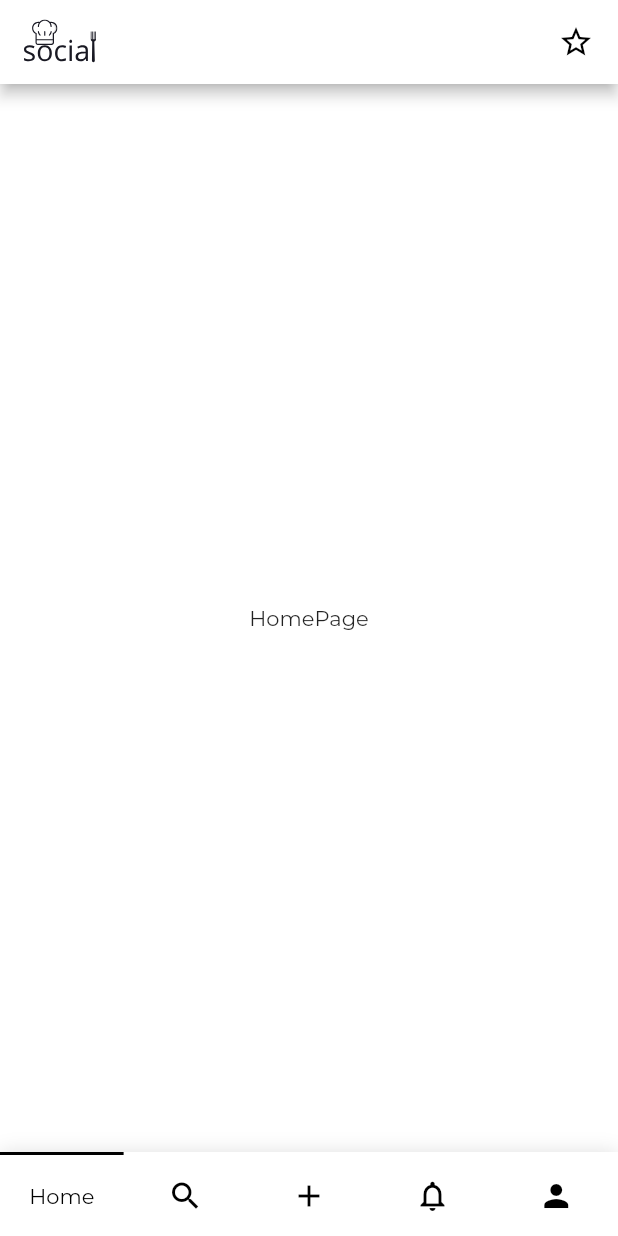
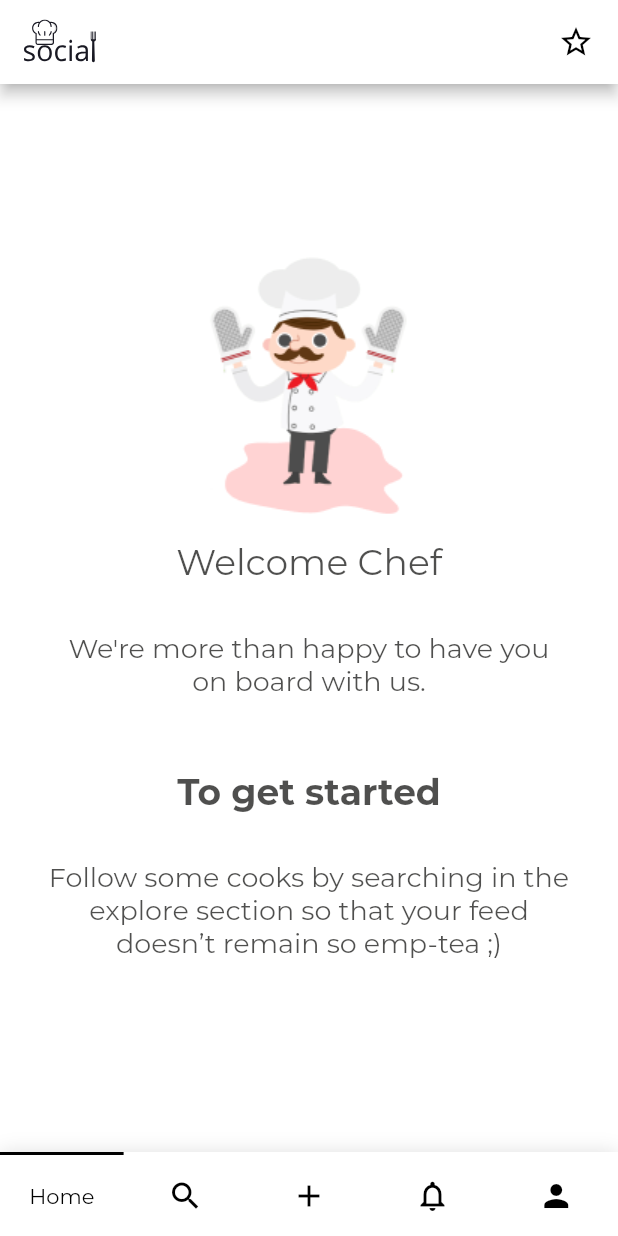
Before and after one commit to rithikjain/CooksSocial-App, a Flutter app: the screen it shows after launch, on a phone screen of 412 x 824 dp. Run offline on Flutter 3.47's test engine with Material 2 defaults, Android fonts, the phone set to English and light mode, and no system bars; drawn by our look-alikes of titled_navigation_bar; our stand-ins replace bloc, dio, equatable, firebase_auth, flutter_bloc, flutter_svg and 3 more; accounts and stored records are empty.

Commit message:
Made empty home page

```diff
--- a/lib/pages/mainapp/base_page.dart
+++ b/lib/pages/mainapp/base_page.dart
@@ -39,7 +39,7 @@ class _BasePageState extends State<BasePage> {
         reverse: true,
         items: [
           TitledNavigationBarItem(title: Text('Home'), icon: Icons.home),
-          TitledNavigationBarItem(title: Text('Search'), icon: Icons.search),
+          TitledNavigationBarItem(title: Text('Explore'), icon: Icons.search),
           TitledNavigationBarItem(title: Text('Add Recipe'), icon: Icons.add),
           TitledNavigationBarItem(
             title: Text('Alerts'),
--- a/lib/pages/mainapp/home_page.dart
+++ b/lib/pages/mainapp/home_page.dart
@@ -1,3 +1,4 @@
+import 'package:cooks_social/widgets/home_page_empty.dart';
 import 'package:flutter/material.dart';
 import 'package:flutter_svg/flutter_svg.dart';
 
@@ -13,12 +14,12 @@ class HomePage extends StatelessWidget {
           mainAxisAlignment: MainAxisAlignment.spaceBetween,
           children: <Widget>[
             SvgPicture.asset("assets/images/logo.svg"),
-            Icon(Icons.star_border, color: Colors.black,),
+            Icon(Icons.star_border, color: Colors.black),
           ],
         ),
       ),
       body: Center(
-        child: Text('HomePage'),
+        child: HomePageEmpty(),
       ),
     );
   }
--- /dev/null
+++ b/lib/widgets/home_page_empty.dart
@@ -0,0 +1,57 @@
+import 'package:flutter/material.dart';
+
+class HomePageEmpty extends StatelessWidget {
+  @override
+  Widget build(BuildContext context) {
+    return Column(
+      mainAxisAlignment: MainAxisAlignment.center,
+      children: <Widget>[
+        Image.asset("assets/images/chef3.png"),
+        Container(
+          margin: EdgeInsets.symmetric(vertical: 16),
+          child: Text(
+            "Welcome Chef",
+            style: TextStyle(
+              fontSize: 24,
+              color: Color(0xB2030301),
+            ),
+          ),
+        ),
+        Container(
+          margin: EdgeInsets.symmetric(vertical: 16, horizontal: 32),
+          child: Text(
+            "We're more than happy to have you\non board with us.",
+            textAlign: TextAlign.center,
+            style: TextStyle(
+              fontSize: 18,
+              color: Color(0xB2030301),
+            ),
+          ),
+        ),
+        Container(
+          margin: EdgeInsets.only(top: 32, bottom: 16, left: 8, right: 8),
+          child: Text(
+            "To get started",
+            textAlign: TextAlign.center,
+            style: TextStyle(
+              fontSize: 24,
+              color: Color(0xB2030301),
+              fontWeight: FontWeight.bold,
+            ),
+          ),
+        ),
+        Container(
+          margin: EdgeInsets.symmetric(vertical: 16, horizontal: 32),
+          child: Text(
+            "Follow some cooks by searching in the explore section so that your feed doesn’t remain so emp-tea ;)",
+            textAlign: TextAlign.center,
+            style: TextStyle(
+              fontSize: 18,
+              color: Color(0xB2030301),
+            ),
+          ),
+        ),
+      ],
+    );
+  }
+}
```
Also changed, not shown: assets/images/chef3.png (added).
